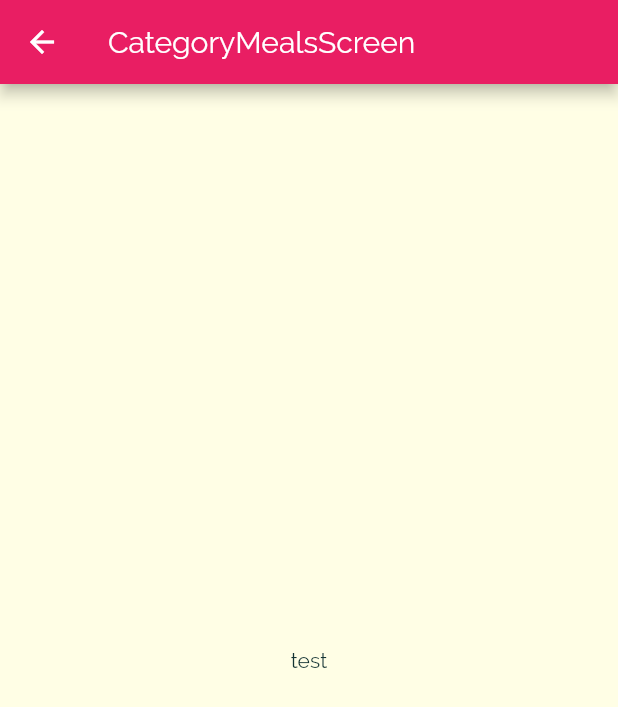
After one commit to recursionDev/meal_app, a Flutter app: the screen it shows after launch, after a tap on "Italian", on a phone screen of 412 x 824 dp. The commit adds this screen. Shown: the top 707 px of the screen. Run offline on Flutter 3.47's test engine with Material 2 defaults, Android fonts, the phone set to English and light mode, and no system bars.

Commit message:
Another page (template for now)

```diff
--- a/lib/category_item.dart
+++ b/lib/category_item.dart
@@ -1,4 +1,5 @@
 import 'package:flutter/material.dart';
+import './category_meals_screen.dart';
 
 class CategoryItem extends StatelessWidget {
   final String title;
@@ -6,11 +7,25 @@ class CategoryItem extends StatelessWidget {
 
   CategoryItem(this.title, this.color);
 
+  void selectCategory(BuildContext ctx)
+  {
+    Navigator.of(ctx).push(MaterialPageRoute(builder: (_) {
+      return CategoryMealsScreen();
+    }));
+  }
+
   @override
   Widget build(BuildContext context) {
-    return Container(
+    return InkWell(
+      onTap: () => selectCategory(context),
+      splashColor: Theme.of(context).primaryColor,
+      borderRadius: BorderRadius.circular(15),
+      child: Container(
         padding: const EdgeInsets.all(15),
-      child: Text(title, style: Theme.of(context).textTheme.title,),
+        child: Text(
+          title,
+          style: Theme.of(context).textTheme.title,
+        ),
         decoration: BoxDecoration(
           gradient: LinearGradient(
             colors: [
@@ -22,6 +37,7 @@ class CategoryItem extends StatelessWidget {
           ),
           borderRadius: BorderRadius.circular(15),
         ),
+      ),
     );
   }
 }
--- /dev/null
+++ b/lib/category_meals_screen.dart
@@ -0,0 +1,15 @@
+import 'package:flutter/material.dart';
+
+class CategoryMealsScreen extends StatelessWidget {
+  @override
+  Widget build(BuildContext context) {
+    return Scaffold(
+      appBar: AppBar(
+        title: const Text('CategoryMealsScreen'),
+      ),
+      body: Center(
+        child: Text('test'),
+      ),
+    );
+  }
+}
```
Lines whose indentation alone changed are shown as unchanged.
